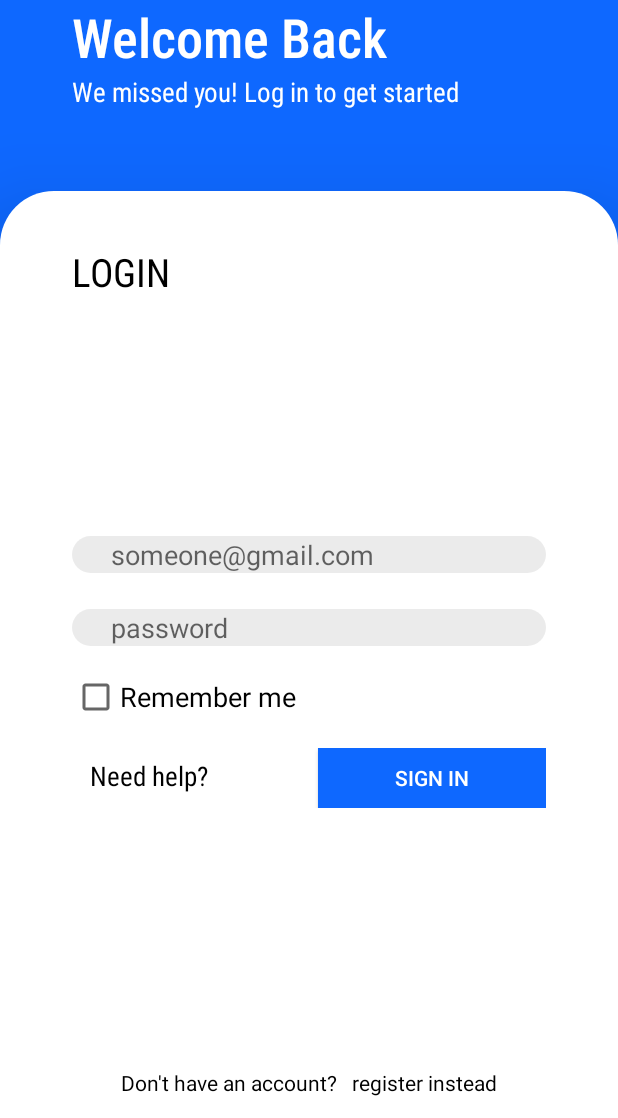
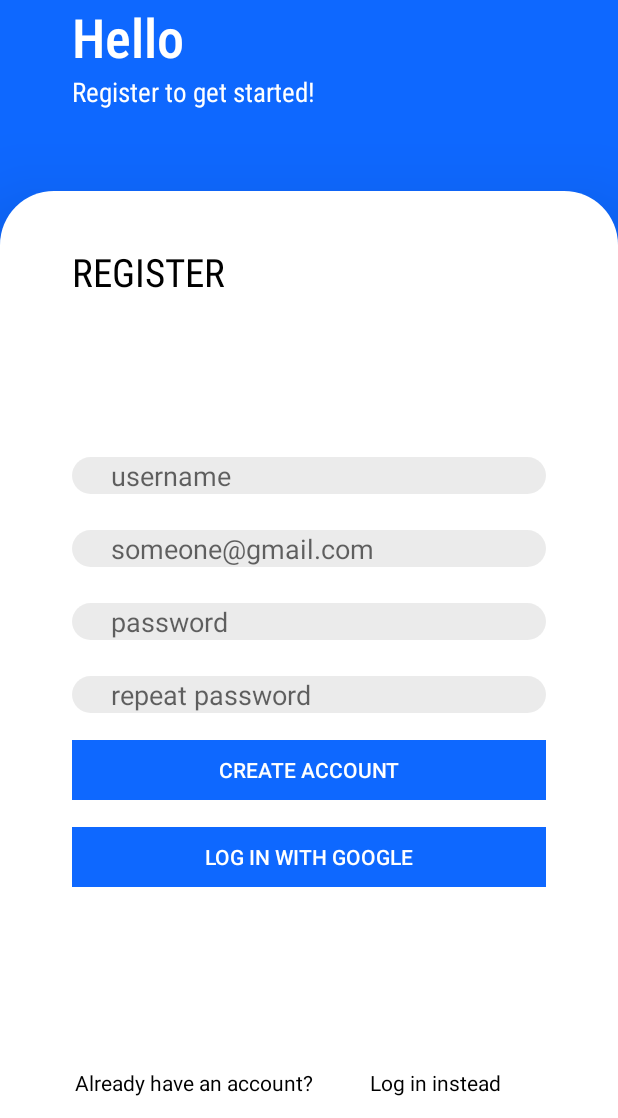
Before and after one commit to D3deR/SmartManager, an Android app: the screen it shows after launch (EmailLogin before the commit, RegisterScreen after it), on a phone screen of 412 x 824 dp, the part 118-1236 px from its top. Run offline under Robolectric (Android 15) with nearby library versions, the phone set to English and light mode, and no system bars.

```diff
--- a/app/src/main/AndroidManifest.xml
+++ b/app/src/main/AndroidManifest.xml
@@ -9,10 +9,7 @@
         android:roundIcon="@mipmap/ic_launcher_round"
         android:supportsRtl="true"
         android:theme="@style/AppTheme">
-        <activity android:name=".MainActivity2">
-
-        </activity>
-        <activity android:name=".EmailLogin"
+        <activity android:name=".RegisterScreen"
             android:theme="@style/AppTheme.NoActionBar">
             <intent-filter>
                 <action android:name="android.intent.action.MAIN" />
@@ -20,12 +17,16 @@
                 <category android:name="android.intent.category.LAUNCHER" />
             </intent-filter>
         </activity>
+        <activity android:name=".MainActivity2" />
+        <activity
+            android:name=".EmailLogin"
+            android:theme="@style/AppTheme.NoActionBar">
+
+        </activity>
         <activity
             android:name=".MainActivity"
             android:label="@string/app_name"
-            android:theme="@style/AppTheme.NoActionBar">
-
-        </activity>
+            android:theme="@style/AppTheme.NoActionBar" />
     </application>
 
 </manifest>
--- /dev/null
+++ b/app/src/main/java/com/example/smartmanager/RegisterScreen.kt
@@ -0,0 +1,12 @@
+package com.example.smartmanager
+
+import androidx.appcompat.app.AppCompatActivity
+import android.os.Bundle
+import com.example.smartmanager.R
+
+class RegisterScreen : AppCompatActivity() {
+    override fun onCreate(savedInstanceState: Bundle?) {
+        super.onCreate(savedInstanceState)
+        setContentView(R.layout.activity_register_screen)
+    }
+}
--- /dev/null
+++ b/app/src/main/res/layout/activity_register_screen.xml
@@ -0,0 +1,203 @@
+<?xml version="1.0" encoding="utf-8"?>
+<LinearLayout xmlns:android="http://schemas.android.com/apk/res/android"
+    xmlns:tools="http://schemas.android.com/tools"
+    android:layout_width="match_parent"
+    android:layout_height="match_parent"
+    tools:context=".EmailLogin"
+    android:orientation="vertical"
+    android:weightSum="4"
+    android:background="@color/colorPrimary"
+    android:theme="@style/AppTheme.NoActionBar">
+    <RelativeLayout
+        android:layout_width="match_parent"
+        android:layout_height="0dp"
+        android:layout_weight="1">
+        <LinearLayout
+            android:layout_width="match_parent"
+            android:layout_height="wrap_content"
+            android:orientation="vertical"
+            android:layout_marginLeft="48dp"
+            android:layout_marginRight="48dp"
+            android:layout_centerVertical="true"
+            tools:ignore="UselessParent">
+
+            <TextView
+                android:layout_width="wrap_content"
+                android:layout_height="wrap_content"
+                android:fontFamily="sans-serif-condensed-medium"
+                android:text="@string/smart_manager"
+                android:textColor="@color/white"
+                android:textSize="18sp" />
+            <TextView
+                android:layout_width="wrap_content"
+                android:layout_height="wrap_content"
+                android:fontFamily="sans-serif-condensed-medium"
+                android:text="@string/hello"
+                android:textColor="@color/white"
+                android:textSize="36sp" />
+
+            <TextView
+                android:layout_width="wrap_content"
+                android:layout_height="wrap_content"
+                android:fontFamily="sans-serif-condensed"
+                android:text="@string/getStarted"
+                android:textColor="@color/white"
+                android:textSize="18sp" />
+        </LinearLayout>
+    </RelativeLayout>
+
+    <RelativeLayout
+        android:elevation="36dp"
+        android:layout_width="match_parent"
+        android:layout_height="0dp"
+        android:layout_weight="3"
+        android:background="@drawable/card_background">
+
+        <TextView
+            android:layout_width="wrap_content"
+            android:layout_height="wrap_content"
+            android:layout_marginStart="48dp"
+            android:layout_marginTop="36dp"
+            android:fontFamily="sans-serif-condensed"
+            android:text="@string/register3"
+            android:textColor="@color/black"
+            android:textSize="26sp" />
+
+        <LinearLayout
+            android:layout_width="match_parent"
+            android:layout_height="wrap_content"
+            android:orientation="vertical"
+            android:layout_centerVertical="true">
+
+            <EditText
+                android:id="@+id/register_username_txt"
+                android:layout_width="match_parent"
+                android:layout_height="wrap_content"
+                android:layout_marginLeft="48dp"
+                android:layout_marginTop="24dp"
+                android:layout_marginRight="48dp"
+                android:height="52dp"
+                android:background="@drawable/edit_text_background"
+                android:hint="@string/username"
+                android:inputType="text"
+                android:paddingLeft="26dp"
+                android:paddingRight="26dp"
+                android:autofillHints="hint" />
+
+            <EditText
+                android:id="@+id/register_email_id"
+                android:layout_width="match_parent"
+                android:layout_height="wrap_content"
+                android:layout_marginLeft="48dp"
+                android:layout_marginTop="24dp"
+                android:layout_marginRight="48dp"
+                android:height="52dp"
+                android:background="@drawable/edit_text_background"
+                android:hint="@string/email_suggestion"
+                android:inputType="textEmailAddress"
+                android:paddingLeft="26dp"
+                android:paddingRight="26dp"
+                android:autofillHints="hint" />
+
+            <EditText
+                android:id="@+id/register_password1_id"
+                android:layout_width="match_parent"
+                android:layout_height="wrap_content"
+                android:layout_marginLeft="48dp"
+                android:layout_marginTop="24dp"
+                android:layout_marginRight="48dp"
+                android:height="52dp"
+                android:background="@drawable/edit_text_background"
+                android:hint="@string/password_suggestion"
+                android:inputType="textVisiblePassword"
+                android:paddingLeft="26dp"
+                android:paddingRight="26dp"
+                android:autofillHints="hint" />
+
+            <EditText
+                android:id="@+id/register_password2_id"
+                android:layout_width="match_parent"
+                android:layout_height="wrap_content"
+                android:layout_marginLeft="48dp"
+                android:layout_marginTop="24dp"
+                android:layout_marginRight="48dp"
+                android:height="52dp"
+                android:background="@drawable/edit_text_background"
+                android:hint="@string/repeat_password_suggestion"
+                android:inputType="textVisiblePassword"
+                android:paddingLeft="26dp"
+                android:paddingRight="26dp"
+                android:autofillHints="hint" />
+
+            <LinearLayout
+                android:layout_width="match_parent"
+                android:layout_height="wrap_content"
+                android:orientation="horizontal"
+                android:weightSum="2"
+                android:layout_marginTop="18dp"
+                android:layout_marginLeft="48dp"
+                android:layout_marginRight="48dp">
+
+                <Button
+                    android:id="@+id/register_btn"
+                    android:layout_width="0dp"
+                    android:layout_height="40dp"
+                    android:layout_weight="2"
+                    android:background="@color/colorPrimary"
+                    android:text="@string/register"
+                    android:textColor="@color/white" />
+
+
+            </LinearLayout>
+            <LinearLayout
+                android:layout_width="match_parent"
+                android:layout_height="wrap_content"
+                android:orientation="horizontal"
+                android:weightSum="2"
+                android:layout_marginTop="18dp"
+                android:layout_marginLeft="48dp"
+                android:layout_marginRight="48dp">
+
+                <Button
+                    android:id="@+id/google_register_btn"
+                    android:layout_width="0dp"
+                    android:layout_height="40dp"
+                    android:layout_weight="2"
+                    android:background="@color/colorPrimary"
+                    android:text="@string/google_register"
+                    android:textColor="@color/white" />
+
+
+            </LinearLayout>
+        </LinearLayout>
+
+        <LinearLayout
+            android:id="@+id/login_register_txt"
+            android:layout_marginStart="100dp"
+            android:layout_width="match_parent"
+            android:layout_height="wrap_content"
+            android:layout_alignParentBottom="true"
+            android:layout_centerHorizontal="true"
+            android:layout_marginBottom="14dp"
+            android:orientation="horizontal"
+            android:weightSum="2">
+
+
+            <TextView
+                android:layout_width="wrap_content"
+                android:layout_height="wrap_content"
+                android:layout_weight="1"
+                android:text="@string/login1"
+                android:textColor="@color/black" />
+
+            <TextView
+                android:layout_width="wrap_content"
+                android:layout_height="wrap_content"
+                android:layout_marginStart="10dp"
+                android:layout_weight="1"
+                android:text="@string/login2"
+                android:textColor="@color/black" />
+
+        </LinearLayout>
+    </RelativeLayout>
+</LinearLayout>
--- a/app/src/main/res/values/strings.xml
+++ b/app/src/main/res/values/strings.xml
@@ -22,4 +22,14 @@
     <string name="sign_in">Sign in</string>
     <string name="register1">Don\'t have an account?</string>
     <string name="register2">register instead</string>
+
+    <string name="hello">Hello</string>
+    <string name="getStarted">Register to get started!</string>
+    <string name="register3">REGISTER</string>
+    <string name="repeat_password_suggestion">repeat password</string>
+    <string name="username">username</string>
+    <string name="register">Create account</string>
+    <string name="google_register">Log in with google</string>
+    <string name="login1">Already have an account?</string>
+    <string name="login2">Log in instead</string>
 </resources>
```
